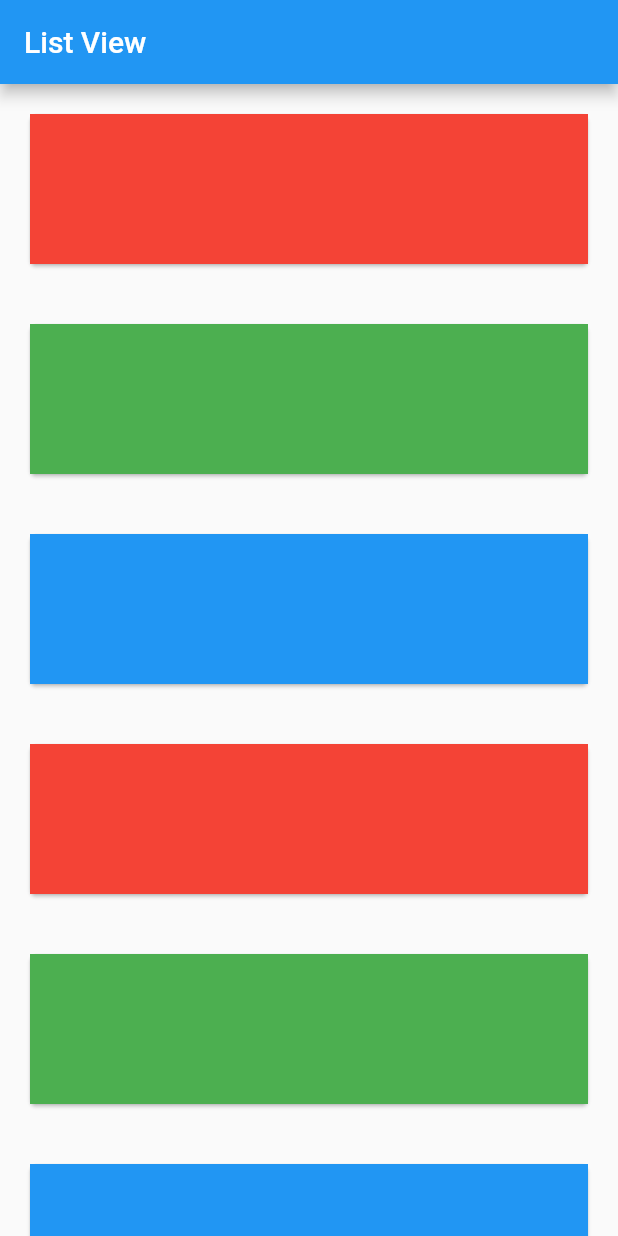
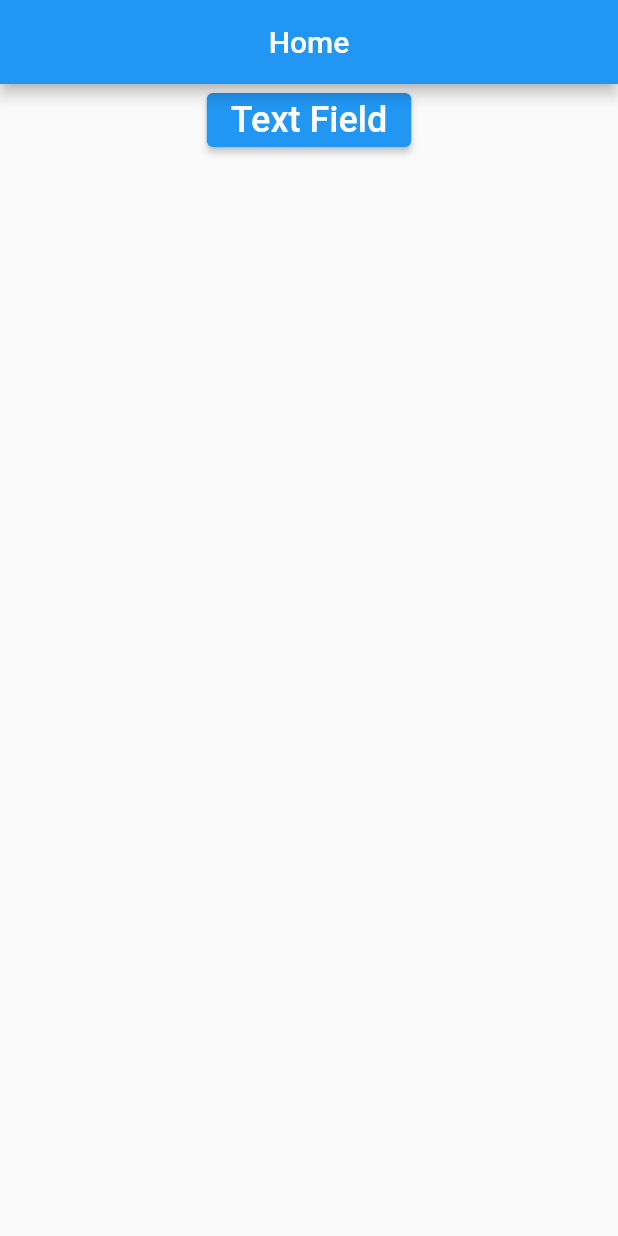
Before and after one commit to 4643880/Basic-Widgets-Flutter, a Flutter app: the screen it shows after launch, on a phone screen of 412 x 824 dp. Run offline on Flutter 3.47's test engine with Material 2 defaults, Android fonts, the light colour scheme and no system bars.

Commit message:
Text Field & Text Form Field Ends Here

```diff
--- a/lib/main.dart
+++ b/lib/main.dart
@@ -1,48 +1,32 @@
 import 'package:flutter/material.dart';
+import 'package:flutter_widgets/pages/Home_Page.dart';
 
 void main() {
   runApp(MyApp());
 }
 
-class MyApp extends StatelessWidget {
+
+class MyApp extends StatefulWidget {
+  const MyApp({ Key? key }) : super(key: key);
+
+  @override
+  _MyAppState createState() => _MyAppState();
+}
+
+class _MyAppState extends State<MyApp> {
 
   @override
   Widget build(BuildContext context) {
     return MaterialApp(
-      home: Scaffold(
-        appBar: AppBar(
-          title: Text("List View"),
-        ),
-        body: Container(
-          child: ListView.builder(
-            itemCount: 20,
-              itemBuilder: (BuildContext context, int index){
-              return Container(
-                child: Column(
-                  children: [
-                    buildContainerTile(Colors.red),
-                    buildContainerTile(Colors.green),
-                    buildContainerTile(Colors.blue)
-                  ],
-                ),
-              );
-              }
-          ),
+      debugShowCheckedModeBanner: false,
+      home: SafeArea(
+        child: Scaffold(
+          appBar: AppBar(
+            title: Text("Home"),
+             centerTitle: true, ),
+          body: MyHomePage(),
         ),
       ),
     );
   }
-
-  buildContainerTile(Color color) {
-    return Padding(
-      padding: const EdgeInsets.all(16.0),
-      child: Card(
-        child: Container(
-                  height: 100,
-                  width: double.infinity,
-                  color: color,
-                ),
-      ),
-    );
-  }
 }
--- /dev/null
+++ b/lib/pages/Home_Page.dart
@@ -0,0 +1,25 @@
+import 'package:flutter/material.dart';
+import 'package:flutter_widgets/pages/Text_Field.dart';
+
+class MyHomePage extends StatelessWidget {
+  const MyHomePage({ Key? key }) : super(key: key);
+
+  @override
+  Widget build(BuildContext context) {
+    return Container(
+      child: Center(
+        child: Column(
+          children: [
+            ElevatedButton(
+              child: Text("Text Field", style: TextStyle(fontSize: 24),),
+              onPressed: (){
+                Navigator.push(context, MaterialPageRoute(builder: (context) => MyTextField()));
+              },
+              ),
+          ],
+        ),
+      ),
+
+    );
+  }
+}
```
Also changed, not shown: lib/pages/Text_Field.dart (added, +214 -0 lines).
